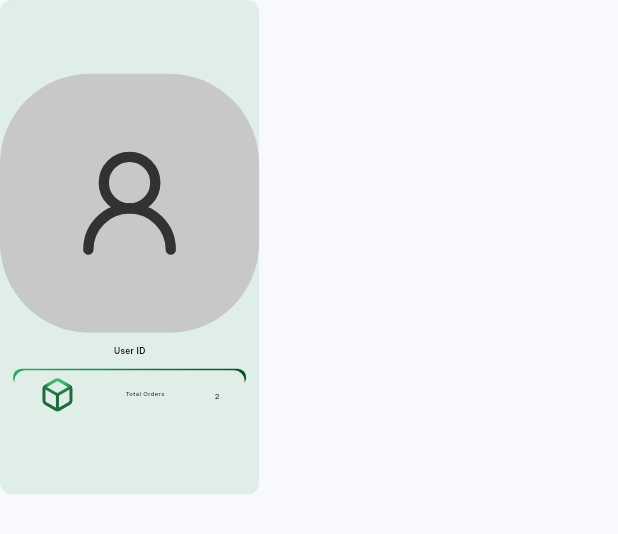
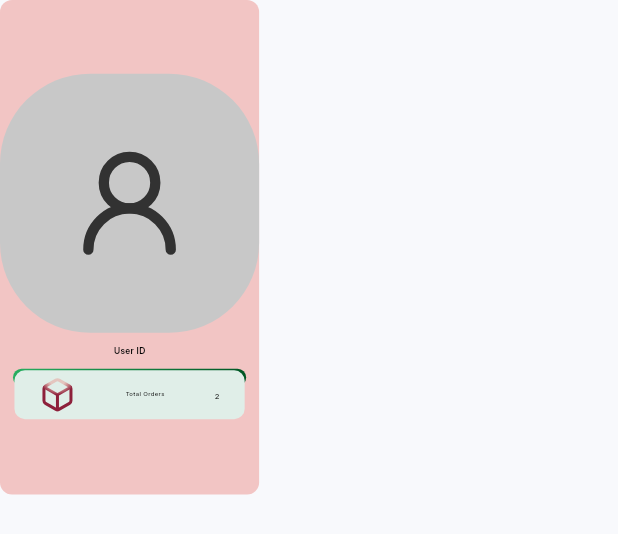
Before and after one commit to supportta-projects/taproot_admin, a Flutter app: the UserProfileContainer widget shown alone on an empty page, opened directly, on a phone screen of 412 x 824 dp. Shown: the top 534 px of the screen. Run offline on Flutter 3.47's test engine with Material 3 defaults, Android fonts, the phone set to English and light mode, and no system bars; our stand-ins replace auto_size_text, cached_network_image, dio, dotted_border, easy_sidemenu, file_picker and 9 more; accounts and stored records are empty.

Commit message:
Update hover color in CustomColors and adjust UserProfileContainer styling

```diff
--- a/lib/constants/constants.dart
+++ b/lib/constants/constants.dart
@@ -29,7 +29,12 @@ class CustomColors {
   // static const primaryColor = Color(0xffFFA500);
   static const primaryColor = burgandryRed;
   static const backgroundColor = Color(0xffF8F9FC);
-  static const Color hoverColor = Color.fromARGB(255, 234, 120, 112);
+  static Color hoverColor = Color.fromARGB(
+    255,
+    234,
+    120,
+    112,
+  ).withValues(alpha: 0.4);
 
   static const Color burgandryRed = Color(0xFF800020);
   static const secondaryColor = Colors.white;
--- a/lib/features/side_nav_screen/view/side_drawer_nav_screen.dart
+++ b/lib/features/side_nav_screen/view/side_drawer_nav_screen.dart
@@ -179,6 +179,7 @@ class _SideDrawerNavScreenState extends State<SideDrawerNavScreen> {
                     return MaterialPageRoute(
                       builder:
                           (_) => UserManagementScreen(
+
                             innerNavigatorKey: _innerNavigatorKey,
                           ),
                       settings: settings,
--- a/lib/features/user_data_update_screen/views/user_data_update_screen.dart
+++ b/lib/features/user_data_update_screen/views/user_data_update_screen.dart
@@ -118,7 +118,6 @@ class _UserDataUpdateScreenState extends State<UserDataUpdateScreen> {
                       Row(
                         children: [
                           Expanded(
-                            child: Container(
                             child: Column(
                               children: [
                                 DetailRow(label: 'Email', value: '-'),
@@ -130,9 +129,7 @@ class _UserDataUpdateScreenState extends State<UserDataUpdateScreen> {
                               ],
                             ),
                           ),
-                          ),
                           Expanded(
-                            child: Container(
                             child: Padding(
                               padding: EdgeInsets.only(
                                 top: CustomPadding.paddingXL,
@@ -162,7 +159,6 @@ class _UserDataUpdateScreenState extends State<UserDataUpdateScreen> {
                               ),
                             ),
                           ),
-                          ),
                         ],
                       ),
                     ],
--- a/lib/features/user_data_update_screen/widgets/user_profile_container.dart
+++ b/lib/features/user_data_update_screen/widgets/user_profile_container.dart
@@ -1,8 +1,6 @@
 import 'package:flutter/material.dart';
 import 'package:lucide_icons_flutter/lucide_icons.dart';
-import 'package:taproot_admin/constants/constants.dart';
 import 'package:taproot_admin/exporter/exporter.dart';
-import 'package:taproot_admin/services/size_utils.dart';
 import 'package:taproot_admin/widgets/gradient_border_button.dart';
 
 class UserProfileContainer extends StatelessWidget {
@@ -13,7 +11,8 @@ class UserProfileContainer extends StatelessWidget {
     return Expanded(
       child: Container(
         decoration: BoxDecoration(
-          color: CustomColors.lightGreen,
+          color: CustomColors.hoverColor,
+          // color: CustomColors.lightGreen,
           borderRadius: BorderRadius.circular(CustomPadding.padding),
         ),
 
@@ -56,7 +55,12 @@ class UserProfileContainer extends StatelessWidget {
                         (Rect bounds) => RadialGradient(
                           center: Alignment.topCenter,
                           stops: [.5, 1],
-                          colors: [CustomColors.green, CustomColors.greenDark],
+
+                          colors: [
+                            CustomColors.hoverColor,
+                            CustomColors.primaryColor,
+                          ],
+                          // colors: [CustomColors.green, CustomColors.greenDark],
                         ).createShader(bounds),
                     child: Icon(LucideIcons.box),
                   ),
```
Lines whose indentation alone changed are shown as unchanged.
